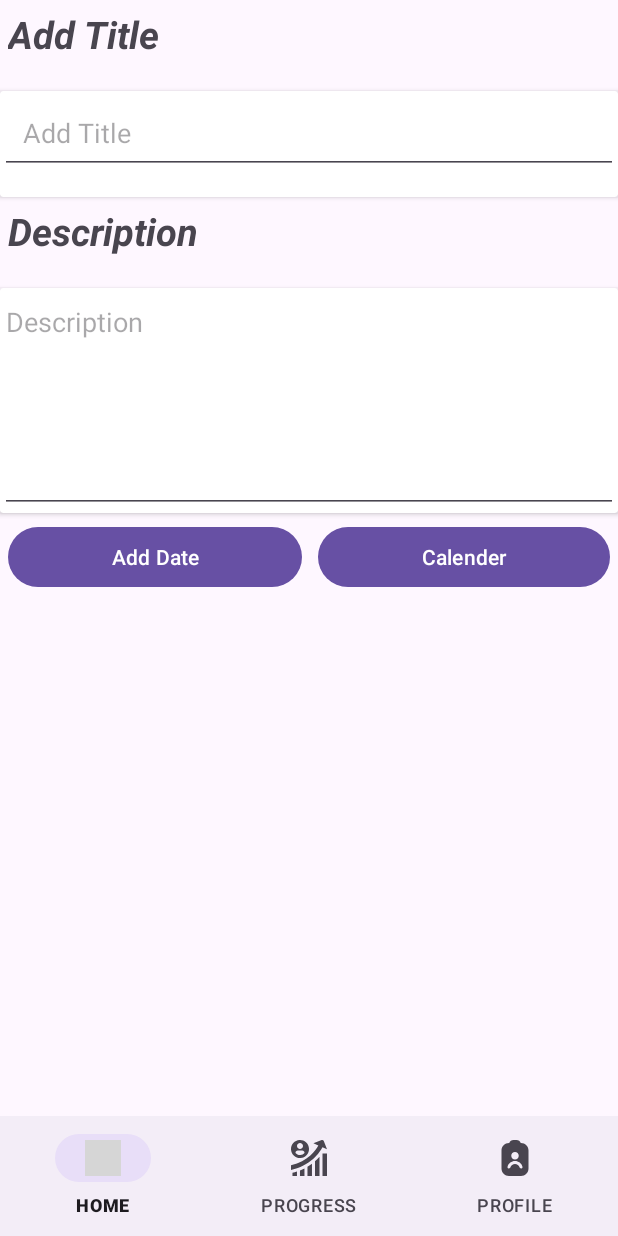
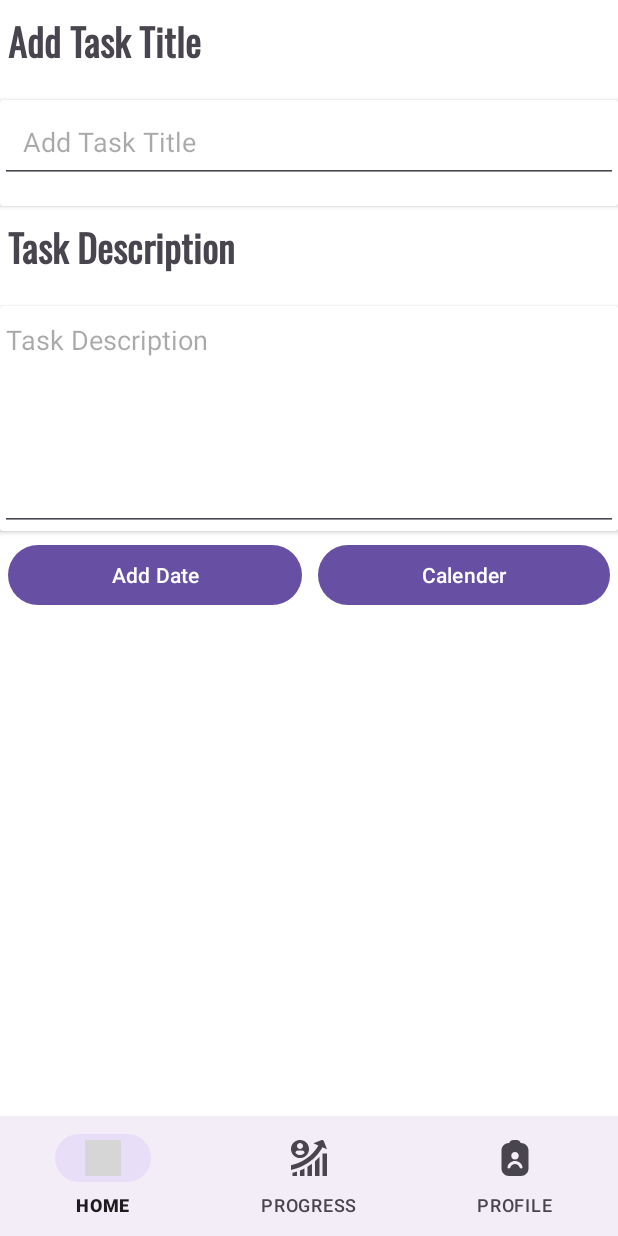
Before and after one commit to QuantumDebugger/GrowKroo, an Android app: the fab_fragment screen opened through its navigation route, on a phone screen of 412 x 824 dp. Run offline under Robolectric (Android 15) with nearby library versions, the phone set to English and light mode, and no system bars; grey boxes are pictures that could not be loaded.

Commit message:
Changes in Layout

```diff
--- a/app/src/main/res/layout/activity_main.xml
+++ b/app/src/main/res/layout/activity_main.xml
@@ -5,6 +5,7 @@
     android:id="@+id/main"
     android:layout_width="match_parent"
     android:layout_height="match_parent"
+    android:background="@color/white"
     tools:context=".MainActivity">
 
 
--- a/app/src/main/res/layout/activity_splash_screen2.xml
+++ b/app/src/main/res/layout/activity_splash_screen2.xml
@@ -5,7 +5,8 @@
     android:id="@+id/main"
     android:layout_width="match_parent"
     android:layout_height="match_parent"
-    tools:context=".SplashScreen">
+    tools:context=".SplashScreen"
+    android:background="@color/white">
 
     <ImageView
         android:id="@+id/imgV"
--- a/app/src/main/res/layout/fragment_fab_fragment.xml
+++ b/app/src/main/res/layout/fragment_fab_fragment.xml
@@ -4,7 +4,8 @@
     xmlns:tools="http://schemas.android.com/tools"
     android:layout_width="match_parent"
     android:layout_height="match_parent"
-    tools:context=".fab_fragment">
+    tools:context=".fab_fragment"
+    android:background="@color/white">
 
     <LinearLayout
         android:orientation="vertical"
@@ -21,8 +22,9 @@
             android:layout_height="wrap_content"
             android:text="@string/add_title"
             android:padding="5dp"
+            android:textStyle="bold"
+            android:fontFamily="@font/oswald_variable_font_wght"
             android:layout_marginBottom="15dp"
-            android:textStyle="italic|bold"
             android:textAlignment="textStart"
             />
         <androidx.cardview.widget.CardView
@@ -48,7 +50,8 @@
             android:text="@string/description"
             android:padding="5dp"
             android:layout_marginBottom="15dp"
-            android:textStyle="italic|bold"
+            android:textStyle="bold"
+            android:fontFamily="@font/oswald_variable_font_wght"
             android:textAlignment="textStart"
             />
         <androidx.cardview.widget.CardView
@@ -89,6 +92,8 @@
 
 
 
+
+
     </LinearLayout>
 
 
--- a/app/src/main/res/layout/fragment_home.xml
+++ b/app/src/main/res/layout/fragment_home.xml
@@ -4,7 +4,8 @@
     xmlns:tools="http://schemas.android.com/tools"
     android:layout_width="match_parent"
     android:layout_height="match_parent"
-    tools:context=".home">
+    tools:context=".home"
+    android:background="@color/white">
 
     <TextView
         android:id="@+id/textView"
--- a/app/src/main/res/layout/fragment_profile_fragment.xml
+++ b/app/src/main/res/layout/fragment_profile_fragment.xml
@@ -3,7 +3,8 @@
     xmlns:tools="http://schemas.android.com/tools"
     android:layout_width="match_parent"
     android:layout_height="match_parent"
-    tools:context=".profile_fragment">
+    tools:context=".profile_fragment"
+    android:background="@color/white">
 
     <!-- TODO: Update blank fragment layout -->
     <TextView
--- a/app/src/main/res/layout/fragment_progress_fragment.xml
+++ b/app/src/main/res/layout/fragment_progress_fragment.xml
@@ -3,7 +3,8 @@
     xmlns:tools="http://schemas.android.com/tools"
     android:layout_width="match_parent"
     android:layout_height="match_parent"
-    tools:context=".progress_fragment">
+    tools:context=".progress_fragment"
+    android:background="@color/white">
 
     <!-- TODO: Update blank fragment layout -->
     <TextView
--- a/app/src/main/res/values/strings.xml
+++ b/app/src/main/res/values/strings.xml
@@ -13,8 +13,8 @@
     <string name="profile_fragment">PROFILE FRAGMENT</string>
     <string name="progress_fragment">PROGRESS FRAGMENT</string>
     <string name="enter_your_task">Enter your task</string>
-    <string name="add_title">Add Title</string>
-    <string name="description">Description</string>
+    <string name="add_title">Add Task Title</string>
+    <string name="description">Task Description</string>
     <string name="add_date">Add Date</string>
     <string name="calender">Calender</string>
 </resources>
```
Also changed, not shown: app/src/main/res/font/oswald_variable_font_wght.ttf (added).
